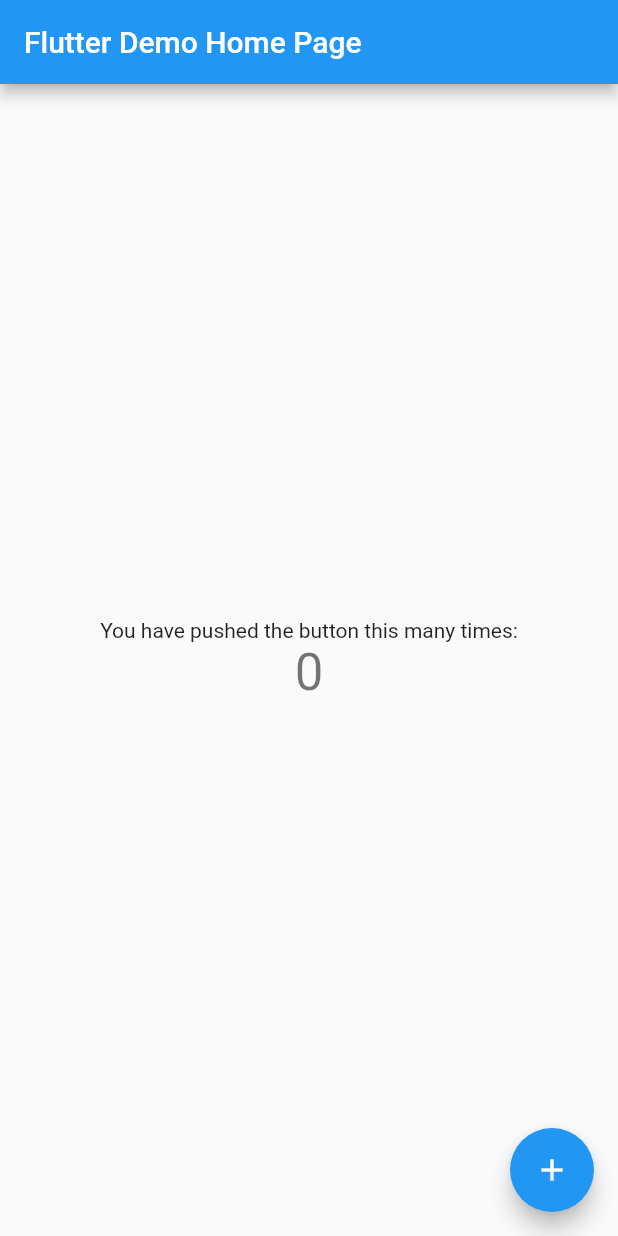
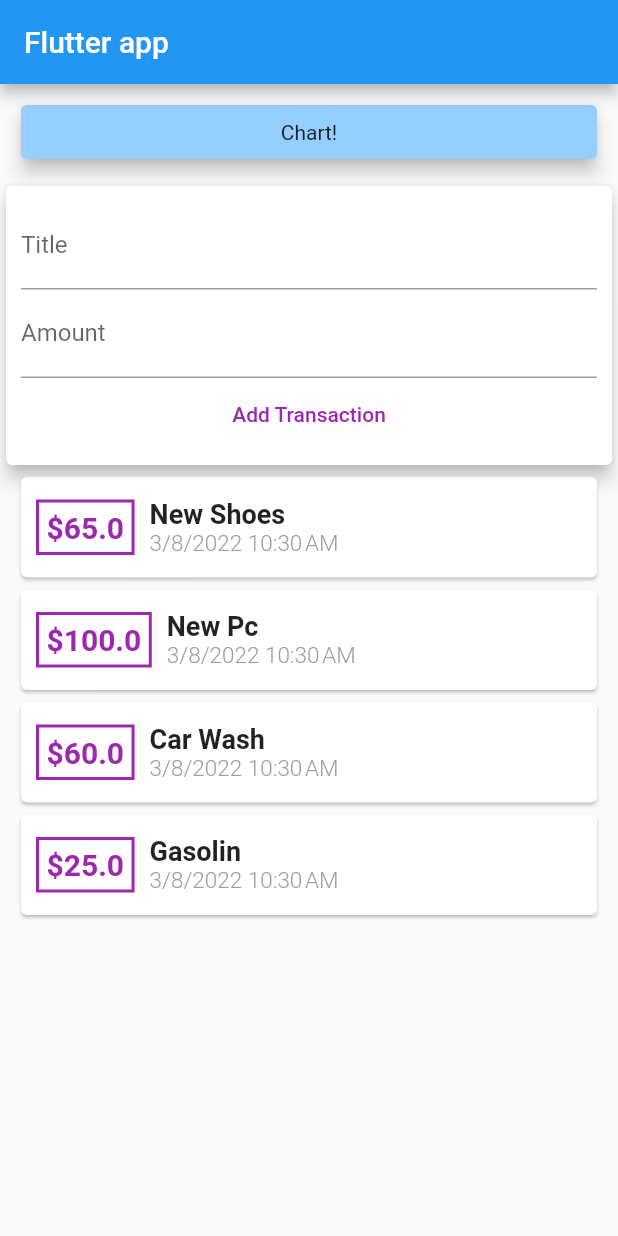
Before and after one commit to yahya-iyaseh/expense_planner, a Flutter app: the screen it shows after launch, on a phone screen of 412 x 824 dp. Run offline on Flutter 3.47's test engine with Material 2 defaults, Android fonts, the phone set to English and light mode, and no system bars.

Commit message:
A little Work

```diff
--- a/lib/main.dart
+++ b/lib/main.dart
@@ -1,115 +1,150 @@
+import './transaction.dart';
 import 'package:flutter/material.dart';
+import 'package:intl/intl.dart';
 
-void main() {
-  runApp(const MyApp());
-}
+void main() => runApp(MyApp());
 
 class MyApp extends StatelessWidget {
-  const MyApp({Key? key}) : super(key: key);
-
-  // This widget is the root of your application.
   @override
   Widget build(BuildContext context) {
     return MaterialApp(
-      title: 'Flutter Demo',
-      theme: ThemeData(
-        // This is the theme of your application.
-        //
-        // Try running your application with "flutter run". You'll see the
-        // application has a blue toolbar. Then, without quitting the app, try
-        // changing the primarySwatch below to Colors.green and then invoke
-        // "hot reload" (press "r" in the console where you ran "flutter run",
-        // or simply save your changes to "hot reload" in a Flutter IDE).
-        // Notice that the counter didn't reset back to zero; the application
-        // is not restarted.
-        primarySwatch: Colors.blue,
-      ),
-      home: const MyHomePage(title: 'Flutter Demo Home Page'),
+      title: 'Flutter App',
+      home: MyHomePage(),
     );
   }
 }
 
-class MyHomePage extends StatefulWidget {
-  const MyHomePage({Key? key, required this.title}) : super(key: key);
-
-  // This widget is the home page of your application. It is stateful, meaning
-  // that it has a State object (defined below) that contains fields that affect
-  // how it looks.
-
-  // This class is the configuration for the state. It holds the values (in this
-  // case the title) provided by the parent (in this case the App widget) and
-  // used by the build method of the State. Fields in a Widget subclass are
-  // always marked "final".
-
-  final String title;
-
-  @override
-  State<MyHomePage> createState() => _MyHomePageState();
-}
-
-class _MyHomePageState extends State<MyHomePage> {
-  int _counter = 0;
-
-  void _incrementCounter() {
-    setState(() {
-      // This call to setState tells the Flutter framework that something has
-      // changed in this State, which causes it to rerun the build method below
-      // so that the display can reflect the updated values. If we changed
-      // _counter without calling setState(), then the build method would not be
-      // called again, and so nothing would appear to happen.
-      _counter++;
-    });
-  }
-
+class MyHomePage extends StatelessWidget {
+  final List<Transaction> transactins = [
+    Transaction(
+      id: 't1',
+      title: 'New Shoes',
+      amount: 65.00,
+      date: DateTime.now(),
+    ),
+    Transaction(
+      id: 't2',
+      title: 'New Pc',
+      amount: 100.00,
+      date: DateTime.now(),
+    ),
+    Transaction(
+      id: 't3',
+      title: 'Car Wash',
+      amount: 60.00,
+      date: DateTime.now(),
+    ),
+    Transaction(
+      id: 't4',
+      title: 'Gasolin',
+      amount: 25.00,
+      date: DateTime.now(),
+    ),
+  ];
   @override
   Widget build(BuildContext context) {
-    // This method is rerun every time setState is called, for instance as done
-    // by the _incrementCounter method above.
-    //
-    // The Flutter framework has been optimized to make rerunning build methods
-    // fast, so that you can just rebuild anything that needs updating rather
-    // than having to individually change instances of widgets.
     return Scaffold(
       appBar: AppBar(
-        // Here we take the value from the MyHomePage object that was created by
-        // the App.build method, and use it to set our appbar title.
-        title: Text(widget.title),
+        title: Text('Flutter app'),
       ),
       body: Center(
-        // Center is a layout widget. It takes a single child and positions it
-        // in the middle of the parent.
         child: Column(
-          // Column is also a layout widget. It takes a list of children and
-          // arranges them vertically. By default, it sizes itself to fit its
-          // children horizontally, and tries to be as tall as its parent.
-          //
-          // Invoke "debug painting" (press "p" in the console, choose the
-          // "Toggle Debug Paint" action from the Flutter Inspector in Android
-          // Studio, or the "Toggle Debug Paint" command in Visual Studio Code)
-          // to see the wireframe for each widget.
-          //
-          // Column has various properties to control how it sizes itself and
-          // how it positions its children. Here we use mainAxisAlignment to
-          // center the children vertically; the main axis here is the vertical
-          // axis because Columns are vertical (the cross axis would be
-          // horizontal).
-          mainAxisAlignment: MainAxisAlignment.center,
+          // mainAxisAlignment: MainAxisAlignment.spaceAround,
+          crossAxisAlignment: CrossAxisAlignment.stretch,
           children: <Widget>[
-            const Text(
-              'You have pushed the button this many times:',
+            Container(
+              width: double.infinity,
+              margin: EdgeInsets.all(10),
+              child: Card(
+                elevation: 5,
+                color: Color.fromARGB(255, 148, 207, 255),
+                child: Container(
+                  margin: EdgeInsets.all(10),
+                  alignment: Alignment.center,
+                  child: Text('Chart!'),
+                ),
+              ),
             ),
-            Text(
-              '$_counter',
-              style: Theme.of(context).textTheme.headline4,
+            Card(
+              elevation: 5,
+              child: Container(
+                padding: EdgeInsets.all(10),
+                child: Column(
+                  children: [
+                    const TextField(
+                      decoration: InputDecoration(labelText: 'Title'),
+                    ),
+                    const TextField(
+                      decoration: InputDecoration(labelText: 'Amount'),
+                    ),
+                    FlatButton(
+                      child: const Text(
+                        'Add Transaction',
+                        style: TextStyle(color: Colors.purple),
+                      ),
+                      onPressed: () {},
+                    ),
+                  ],
+                ),
+              ),
+            ),
+            Container(
+              margin: EdgeInsets.symmetric(horizontal: 10),
+              child: Column(
+                children: transactins.map((tx) {
+                  return Card(
+                    child: Row(
+                      children: [
+                        Container(
+                          margin: const EdgeInsets.symmetric(
+                            vertical: 15,
+                            horizontal: 10,
+                          ),
+                          padding: EdgeInsets.all(5),
+                          decoration: BoxDecoration(
+                            border: Border.all(
+                              color: Colors.purple,
+                              width: 2,
+                            ),
+                          ),
+                          child: Text(
+                            '\$${tx.amount}',
+                            style: TextStyle(
+                              fontWeight: FontWeight.bold,
+                              fontSize: 20,
+                              color: Colors.purple,
+                            ),
+                          ),
+                        ),
+                        Column(
+                          crossAxisAlignment: CrossAxisAlignment.start,
+                          children: [
+                            Text(
+                              tx.title,
+                              style: TextStyle(
+                                fontWeight: FontWeight.bold,
+                                fontSize: 18,
+                              ),
+                            ),
+                            Text(
+                              DateFormat.yMd().add_jm().format(tx.date),
+                              style: TextStyle(
+                                fontWeight: FontWeight.w300,
+                                fontSize: 15,
+                                color: Colors.grey,
+                              ),
+                            ),
+                          ],
+                        ),
+                      ],
+                    ),
+                  );
+                }).toList(),
+              ),
             ),
           ],
         ),
       ),
-      floatingActionButton: FloatingActionButton(
-        onPressed: _incrementCounter,
-        tooltip: 'Increment',
-        child: const Icon(Icons.add),
-      ), // This trailing comma makes auto-formatting nicer for build methods.
     );
   }
 }
--- /dev/null
+++ b/lib/transaction.dart
@@ -0,0 +1,12 @@
+class Transaction {
+  final String id;
+  final String title;
+  final double amount;
+  final DateTime date;
+
+  Transaction(
+      {required this.id,
+      required this.title,
+      required this.amount,
+      required this.date});
+}
--- a/pubspec.yaml
+++ b/pubspec.yaml
@@ -18,7 +18,7 @@ publish_to: 'none' # Remove this line if you wish to publish to pub.dev
 version: 1.0.0+1
 
 environment:
-  sdk: ">=2.16.1 <3.0.0"
+  sdk: '>=2.16.1 <3.0.0'
 
 # Dependencies specify other packages that your package needs in order to work.
 # To automatically upgrade your package dependencies to the latest versions
@@ -29,7 +29,7 @@ environment:
 dependencies:
   flutter:
     sdk: flutter
-
+  intl: ^0.17.0
 
   # The following adds the Cupertino Icons font to your application.
   # Use with the CupertinoIcons class for iOS style icons.
@@ -51,7 +51,6 @@ dev_dependencies:
 
 # The following section is specific to Flutter.
 flutter:
-
   # The following line ensures that the Material Icons font is
   # included with your application, so that you can use the icons in
   # the material Icons class.
```
Also changed, not shown: pubspec.lock.
